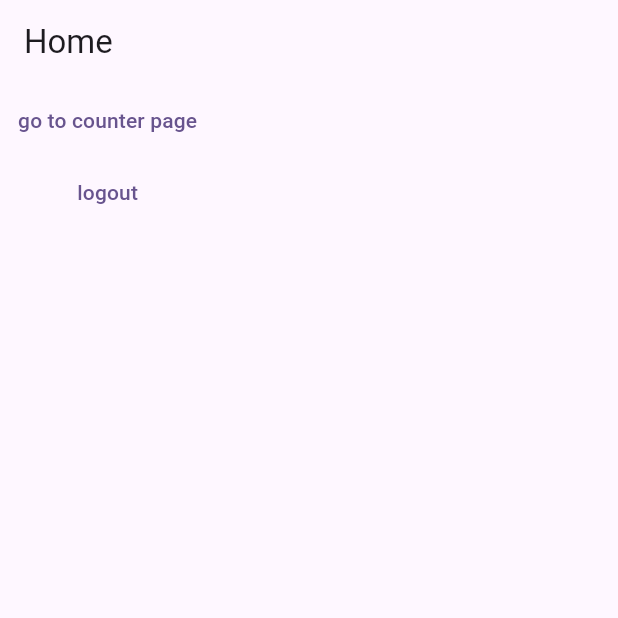
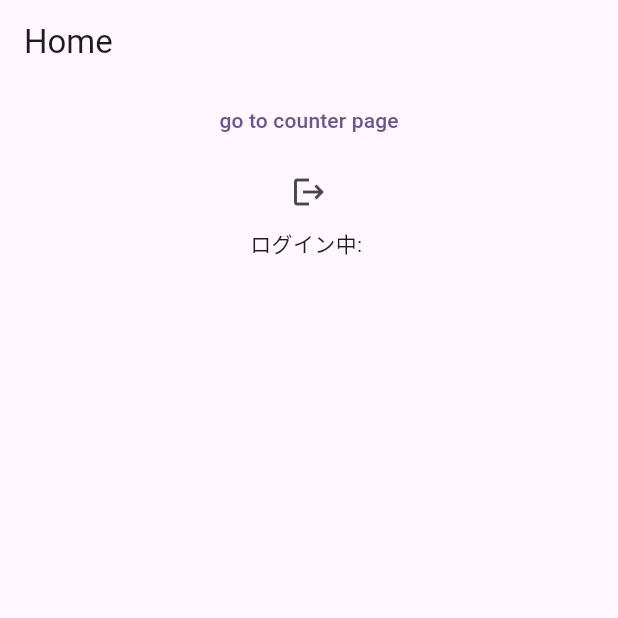
Before and after one commit to naoya25/flutter_chat_app, a Flutter app: the screen it shows once a user with an empty profile is signed in, on a phone screen of 412 x 824 dp, the top half of it. Run offline on Flutter 3.47's test engine with Material 3 defaults, Android fonts, the phone set to English and light mode, and no system bars; our stand-ins replace firebase_analytics, firebase_auth, firebase_core, flutter_riverpod, go_router, google_sign_in and 2 more; accounts and stored records are empty; generated files the repository leaves out were written again; statements that could not run were skipped.

Commit message:
fix ログイン周り修正

```diff
--- a/lib/pages/home_page.dart
+++ b/lib/pages/home_page.dart
@@ -1,17 +1,24 @@
 import 'package:flutter/material.dart';
+import 'package:flutter_riverpod/flutter_riverpod.dart';
 import 'package:go_router/go_router.dart';
+import 'package:my_chat_app/providers/user.dart';
 import 'package:my_chat_app/repositories/auth_service.dart';
+import 'package:my_chat_app/utils/show_snackbar.dart';
 
-class HomePage extends StatelessWidget {
+class HomePage extends ConsumerWidget {
   const HomePage({super.key});
 
   @override
-  Widget build(BuildContext context) {
+  Widget build(BuildContext context, WidgetRef ref) {
+    final user = ref.watch(userProvider);
+    String email = user == null || user.email == null ? '----' : user.email!;
+
     return Scaffold(
       appBar: AppBar(
         title: const Text('Home'),
       ),
-      body: Column(
+      body: Center(
+        child: Column(
           children: [
             TextButton(
               onPressed: () {
@@ -19,18 +26,22 @@ class HomePage extends StatelessWidget {
               },
               child: const Text('go to counter page'),
             ),
-          TextButton(
-            onPressed: () {
+            IconButton(
+              onPressed: () async {
                 final service = AuthService();
-              service.signOut().catchError(
+                await service.signOut().catchError(
                   (e) {
-                  throw Exception('ログアウトに失敗しました: $e');
+                    showSnackbar(context, 'ログアウトに失敗しました: $e');
                   },
                 );
+                if (!context.mounted) return;
+                showSnackbar(context, 'ログアウトしました');
               },
-            child: const Text('logout'),
+              icon: const Icon(Icons.logout),
             ),
+            Text('ログイン中: $email'),
           ],
+        ),
       ),
     );
   }
--- /dev/null
+++ b/lib/utils/firebase_analytics.dart
@@ -0,0 +1,5 @@
+import 'package:firebase_analytics/firebase_analytics.dart';
+
+void logEvent(String name) {
+  FirebaseAnalytics.instance.logEvent(name: name);
+}
--- a/pubspec.yaml
+++ b/pubspec.yaml
@@ -21,6 +21,7 @@ dependencies:
   firebase_analytics: ^10.10.7
   google_sign_in: ^6.2.1
   firebase_auth: ^4.20.0
+  sign_in_button: ^3.2.0
 
 dev_dependencies:
   flutter_test:
```
Also changed, not shown: lib/pages/login_page.dart (+18 -6 lines), lib/providers/count.dart (+3 -10 lines), lib/utils/show_snackbar.dart (added, +9 -0 lines), lib/providers/count.g.dart, pubspec.lock. Lines whose indentation alone changed are shown as unchanged.
